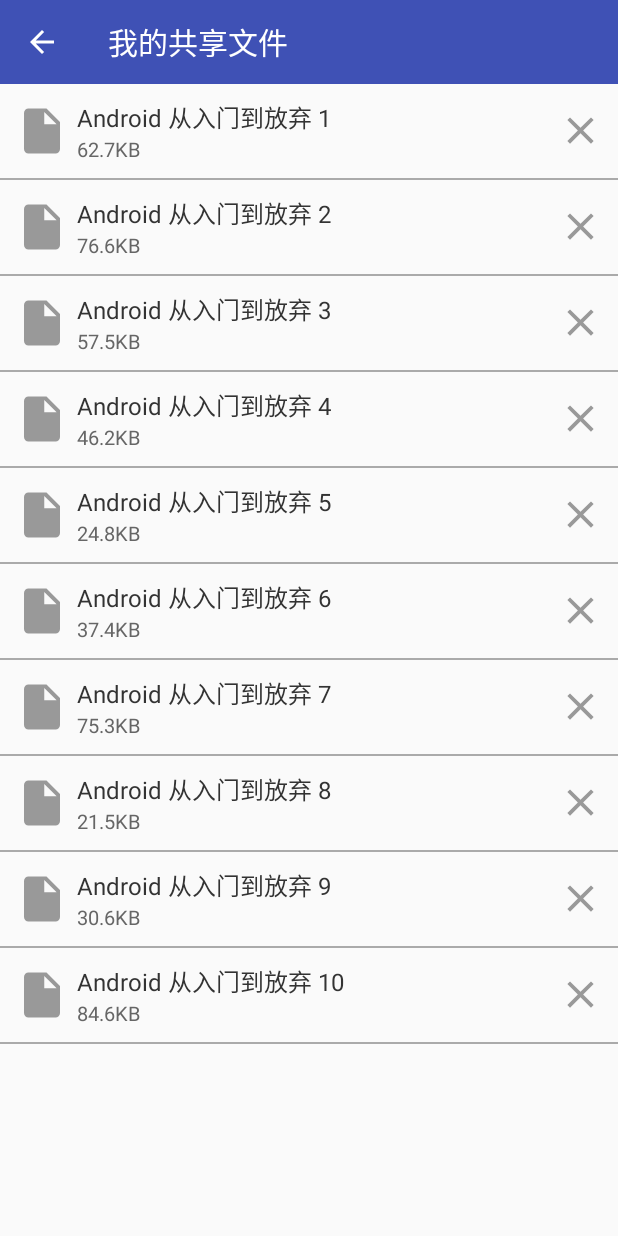
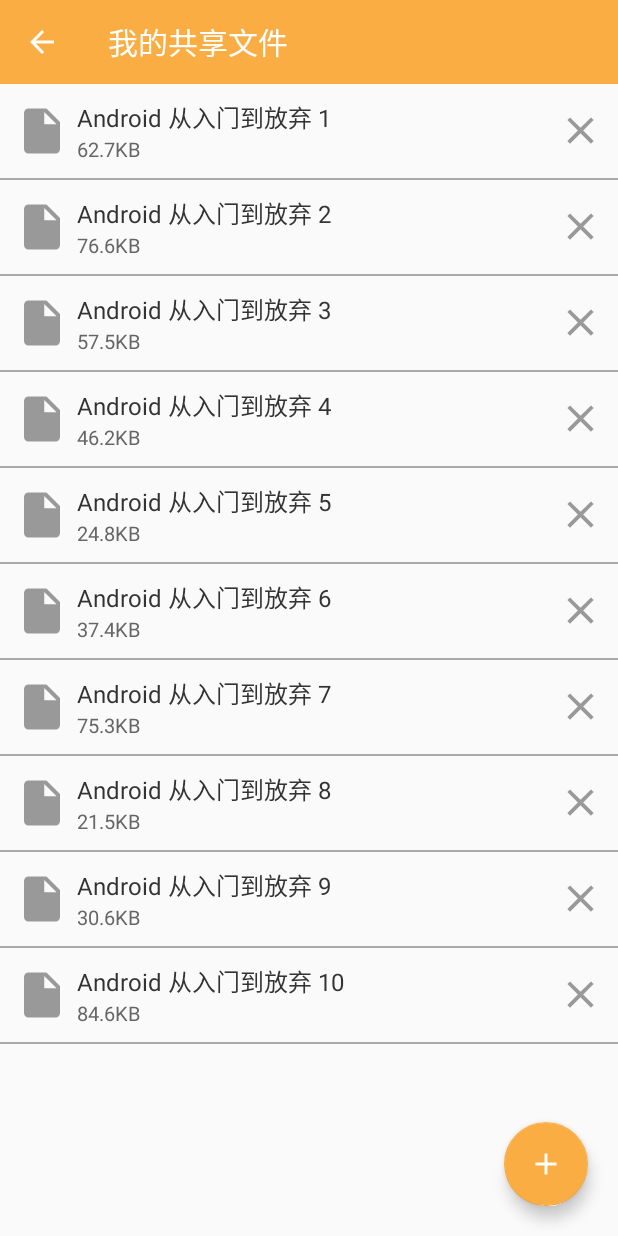
Before and after one commit to linstick/FileShare, an Android app: the screen it shows after launch (ProfileActivity), after a tap on "我的共享文件", on a phone screen of 412 x 824 dp. Run offline under Robolectric (Android 15) with nearby library versions, the phone set to English and light mode, and no system bars; 2 other taps on this screen came first.

Commit message:
在我的共享文件页面中添加悬浮按钮，用于添加共享文件

```diff
--- a/app/build.gradle
+++ b/app/build.gradle
@@ -26,5 +26,6 @@ dependencies {
     androidTestImplementation 'com.android.support.test:runner:1.0.2'
     androidTestImplementation 'com.android.support.test.espresso:espresso-core:3.0.2'
     implementation 'com.android.support:recyclerview-v7:27.1.1'
-            ''
+    ''
+    implementation 'com.android.support:design:27.1.1'
 }
--- a/app/src/main/java/com/luoruiyong/fileshare/main/view/HostListFragment.java
+++ b/app/src/main/java/com/luoruiyong/fileshare/main/view/HostListFragment.java
@@ -90,6 +90,8 @@ public class HostListFragment extends Fragment implements HostContract.View, Hos
             mAdapter.setOnItemClickListener(this);
             mListener = (OnHostItemClickListener) getActivity();
         }
+
+        refresh();
     }
 
     // -------Presenter触发的UI事件------------
--- a/app/src/main/java/com/luoruiyong/fileshare/profile/view/MyShareFileFragment.java
+++ b/app/src/main/java/com/luoruiyong/fileshare/profile/view/MyShareFileFragment.java
@@ -3,6 +3,7 @@ package com.luoruiyong.fileshare.profile.view;
 import android.os.Bundle;
 import android.support.annotation.NonNull;
 import android.support.annotation.Nullable;
+import android.support.design.widget.FloatingActionButton;
 import android.support.v4.app.Fragment;
 import android.support.v4.widget.SwipeRefreshLayout;
 import android.support.v7.widget.LinearLayoutManager;
@@ -33,6 +34,7 @@ public class MyShareFileFragment extends Fragment implements MyShareFileContract
     private LinearLayout mNoItemLayout;
     private TextView mNoItemMessageTv;
     private Button mRefreshBtn;
+    private FloatingActionButton mAddShareFileBtn;
 
     private List<ShareFile> mList;
     private MyShareFileListAdapter mAdapter;
@@ -48,6 +50,7 @@ public class MyShareFileFragment extends Fragment implements MyShareFileContract
         mNoItemLayout = view.findViewById(R.id.ll_no_item_layout);
         mNoItemMessageTv = view.findViewById(R.id.tv_message);
         mRefreshBtn = view.findViewById(R.id.btn_refresh);
+        mAddShareFileBtn = view.findViewById(R.id.btn_add_share_file);
         return view;
     }
 
@@ -78,6 +81,14 @@ public class MyShareFileFragment extends Fragment implements MyShareFileContract
 
         mNoItemMessageTv.setText("您还没有共享文件哦~");
         mRefreshBtn.setText("刷新");
+
+        mAddShareFileBtn.setVisibility(View.VISIBLE);
+        mAddShareFileBtn.setOnClickListener(new View.OnClickListener() {
+            @Override
+            public void onClick(View view) {
+                Toast.makeText(getContext(), "添加共享文件", Toast.LENGTH_SHORT).show();
+            }
+        });
 
         refresh();
     }
--- a/app/src/main/res/layout/fragment_list.xml
+++ b/app/src/main/res/layout/fragment_list.xml
@@ -22,7 +22,8 @@
         android:layout_width="match_parent"
         android:layout_height="match_parent"
         android:orientation="vertical"
-        android:gravity="center">
+        android:gravity="center"
+        android:visibility="gone">
 
         <TextView
             android:id="@+id/tv_message"
@@ -40,4 +41,15 @@
 
     </LinearLayout>
 
+    <android.support.design.widget.FloatingActionButton
+        android:id="@+id/btn_add_share_file"
+        android:layout_width="wrap_content"
+        android:layout_height="wrap_content"
+        android:layout_gravity="bottom|right"
+        android:layout_marginRight="20dp"
+        android:layout_marginBottom="20dp"
+        android:src="@drawable/ic_add_white"
+        android:visibility="gone"/>
+
+
 </FrameLayout>
--- a/app/src/main/res/values/colors.xml
+++ b/app/src/main/res/values/colors.xml
@@ -1,6 +1,6 @@
 <?xml version="1.0" encoding="utf-8"?>
 <resources>
-    <color name="colorPrimary">#3F51B5</color>
-    <color name="colorPrimaryDark">#303F9F</color>
-    <color name="colorAccent">#FF4081</color>
+    <color name="colorPrimary">#f9ad42</color>
+    <color name="colorPrimaryDark">#f9ad42</color>
+    <color name="colorAccent">#f9ad42</color>
 </resources>
```
